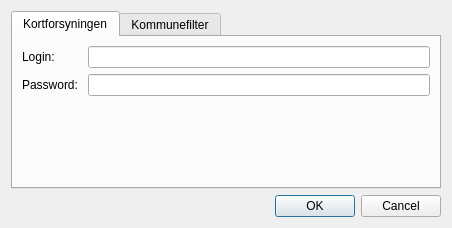
The window that src/geosearch_dk/ui_settings.ui (Septima/qgis-geosearch) describes before a commit, drawn with Qt 5.
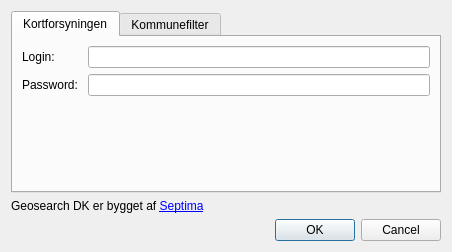
The same window after the commit.

Commit message: Sæt link ind i settingsdialog

```diff
--- a/src/geosearch_dk/ui_settings.ui
+++ b/src/geosearch_dk/ui_settings.ui
@@ -7,7 +7,7 @@
     <x>0</x>
     <y>0</y>
     <width>452</width>
-    <height>228</height>
+    <height>252</height>
    </rect>
   </property>
   <property name="sizePolicy">
@@ -126,6 +126,16 @@
        </widget>
       </widget>
      </item>
+     <item>
+      <widget class="QLabel" name="copyrightLabel">
+       <property name="text">
+        <string>Geosearch DK er bygget af  &lt;a href=&quot;http://www.septima.dk&quot;&gt;Septima&lt;/a&gt;</string>
+       </property>
+       <property name="openExternalLinks">
+        <bool>true</bool>
+       </property>
+      </widget>
+     </item>
      <item>
       <layout class="QHBoxLayout" name="horizontalLayout"/>
      </item>
```
Left out of the diff: 2 changed lines with no effect on the pictures.
